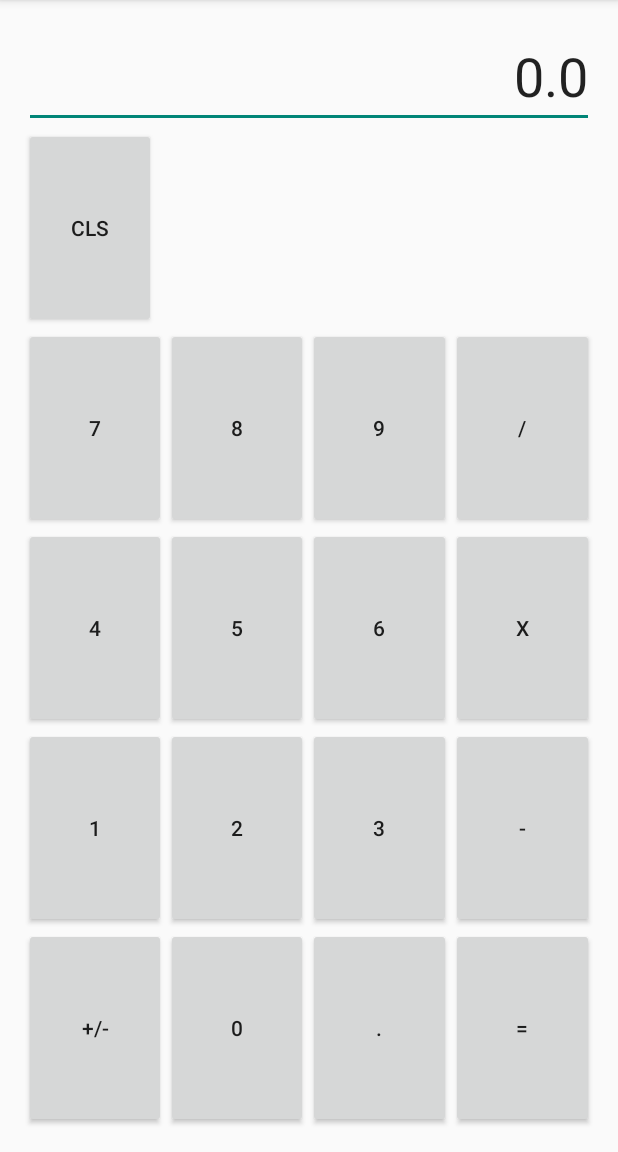
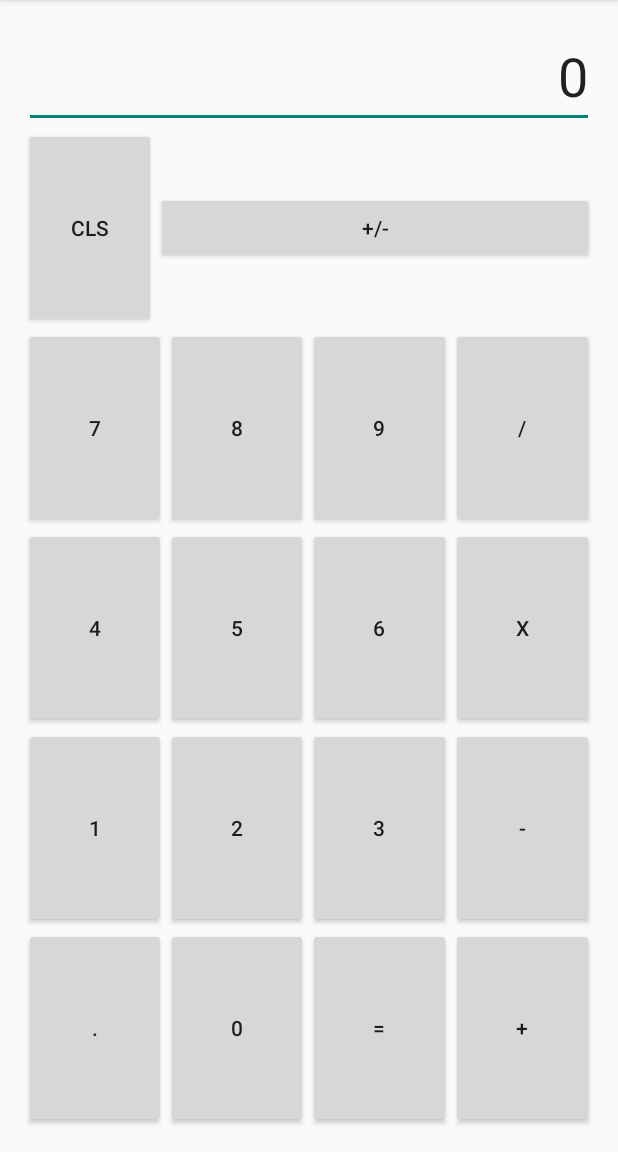
Before and after one commit to bsurmanski/androidCalculator, an Android app: the screen it shows after launch (MainActivity), in the options menu, after a tap on "Settings", on a phone screen of 412 x 824 dp, the part 84-1236 px from its top. Run offline under Robolectric (Android 15) with nearby library versions, the phone set to English and light mode, and no system bars.

Commit message:
added action listeners; string parsing

```diff
--- a/app/src/main/java/com/bsurmanski/calculator/MainActivity.java
+++ b/app/src/main/java/com/bsurmanski/calculator/MainActivity.java
@@ -14,7 +14,13 @@ public class MainActivity extends ActionBarActivity implements View.OnClickListe
 
     Calculator calculator;
     TextView entryField;
+    Button clearButton;
     Button[] numberButtons;
+    Button dotButton;
+    Button subButton;
+    Button addButton;
+    Button eqButton;
+    String entryString;
 
     @Override
     protected void onCreate(Bundle savedInstanceState) {
@@ -23,9 +29,22 @@ public class MainActivity extends ActionBarActivity implements View.OnClickListe
 
         calculator = new Calculator();
 
-
         entryField = (TextView) findViewById(R.id.calcEntry);
         entryField.setText("" + calculator.getEntry());
+        entryString = "0";
+
+        clearButton = (Button) findViewById(R.id.cls);
+        dotButton = (Button) findViewById(R.id.dot);
+        subButton = (Button) findViewById(R.id.sub);
+        addButton = (Button) findViewById(R.id.plus);
+        eqButton = (Button) findViewById(R.id.eq);
+
+        clearButton.setOnClickListener(this);
+        dotButton.setOnClickListener(this);
+        subButton.setOnClickListener(this);
+        addButton.setOnClickListener(this);
+        eqButton.setOnClickListener(this);
+
         numberButtons = new Button[10];
         numberButtons[0] = (Button) findViewById(R.id.num0);
         numberButtons[1] = (Button) findViewById(R.id.num1);
@@ -50,9 +69,42 @@ public class MainActivity extends ActionBarActivity implements View.OnClickListe
         return -1;
     }
 
+    boolean isNumericButton(View b) {
+        for(int i = 0; i < numberButtons.length; i++){
+            if(numberButtons[i] == b) return true;
+        }
+        return false;
+    }
+
     public void onClick(View v) {
-        int id = getButtonId((Button) v);
-        entryField.setText("" + id);
+        if(entryString.equals("ERROR")) entryString = "0";
+
+        if(isNumericButton(v)) {
+            int id = getButtonId((Button) v);
+            if(entryString.equals("0")) entryString = "";
+            entryString += Integer.toString(id);
+        }
+
+        if(v == dotButton) {
+            if(!entryString.contains(".")) {
+                entryString += ".";
+            }
+        }
+
+        if(v == clearButton) {
+            calculator.clear();
+            entryString = "0";
+        }
+
+        try {
+            if (v == subButton) {
+                calculator.setEntry(entryString);
+            }
+        } catch (Exception e) {
+            entryString = "ERROR";
+        }
+
+        entryField.setText(entryString);
     }
 
 
--- a/app/src/main/res/layout/activity_main.xml
+++ b/app/src/main/res/layout/activity_main.xml
@@ -41,6 +41,13 @@
                 android:layout_height="fill_parent"
                 android:text="CLS"
                 android:id="@+id/cls" />
+
+            <Button
+                android:layout_width="wrap_content"
+                android:layout_height="wrap_content"
+                android:text="+/-"
+                android:id="@+id/plusminus"
+                android:layout_weight="1" />
 
         </LinearLayout>
 
@@ -165,8 +172,8 @@
             <Button
                 android:layout_width="wrap_content"
                 android:layout_height="fill_parent"
-                android:text="+/-"
-                android:id="@+id/plusminus"
+                android:text="."
+                android:id="@+id/dot"
                 android:layout_weight="1" />
 
             <Button
@@ -179,15 +186,15 @@
             <Button
                 android:layout_width="wrap_content"
                 android:layout_height="fill_parent"
-                android:text="."
-                android:id="@+id/dot"
+                android:text="="
+                android:id="@+id/eq"
                 android:layout_weight="1" />
 
             <Button
                 android:layout_width="wrap_content"
                 android:layout_height="fill_parent"
-                android:text="="
-                android:id="@+id/eq"
+                android:text="+"
+                android:id="@+id/plus"
                 android:layout_weight="1" />
         </LinearLayout>
 
```
Also changed, not shown: app/src/main/java/com/bsurmanski/calculator/Calculator.java (+22 -0 lines).
